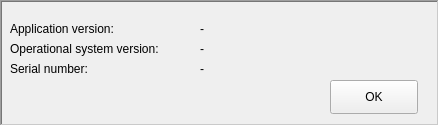
Old version of the form hp_infodialog.ui in the repository Indy970/QtHPConnect.
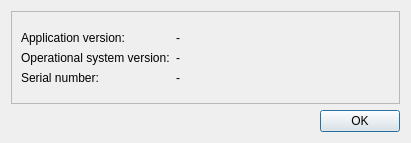
New version of the form. Icons and pictures are not drawn.

```diff
--- a/hp_infodialog.ui
+++ b/hp_infodialog.ui
@@ -1,132 +1,93 @@
 <?xml version="1.0" encoding="UTF-8"?>
 <ui version="4.0">
  <class>hp_infoDialog</class>
- <widget class="QFrame" name="hp_infoDialog">
-  <property name="windowModality">
-   <enum>Qt::WindowModal</enum>
-  </property>
+ <widget class="QDialog" name="hp_infoDialog">
   <property name="geometry">
    <rect>
     <x>0</x>
     <y>0</y>
-    <width>439</width>
-    <height>126</height>
+    <width>411</width>
+    <height>143</height>
    </rect>
   </property>
-  <property name="sizePolicy">
-   <sizepolicy hsizetype="Ignored" vsizetype="Ignored">
-    <horstretch>0</horstretch>
-    <verstretch>0</verstretch>
-   </sizepolicy>
-  </property>
   <property name="windowTitle">
    <string>HP Prime Data</string>
   </property>
-  <property name="windowIcon">
-   <iconset resource="qthpconnect.qrc">
-    <normaloff>:/icons/about_32x32.png</normaloff>:/icons/about_32x32.png</iconset>
-  </property>
+  <layout class="QVBoxLayout" name="verticalLayout">
+   <item>
+    <widget class="QFrame" name="frame">
   <property name="frameShape">
-   <enum>QFrame::WinPanel</enum>
+      <enum>QFrame::StyledPanel</enum>
   </property>
   <property name="frameShadow">
-   <enum>QFrame::Sunken</enum>
-  </property>
-  <widget class="QLabel" name="labelser">
-   <property name="geometry">
-    <rect>
-     <x>10</x>
-     <y>60</y>
-     <width>121</width>
-     <height>18</height>
-    </rect>
-   </property>
-   <property name="text">
-    <string>Serial number:</string>
-   </property>
-  </widget>
-  <widget class="QLabel" name="serialnum">
-   <property name="geometry">
-    <rect>
-     <x>200</x>
-     <y>60</y>
-     <width>191</width>
-     <height>18</height>
-    </rect>
-   </property>
-   <property name="text">
-    <string>-</string>
-   </property>
-  </widget>
-  <widget class="QLabel" name="labelopp">
-   <property name="geometry">
-    <rect>
-     <x>10</x>
-     <y>40</y>
-     <width>171</width>
-     <height>18</height>
-    </rect>
-   </property>
-   <property name="text">
-    <string>Operational system version:</string>
-   </property>
-  </widget>
+      <enum>QFrame::Raised</enum>
+     </property>
+     <layout class="QHBoxLayout" name="horizontalLayout">
+      <item>
+       <layout class="QFormLayout" name="formLayout">
+        <property name="formAlignment">
+         <set>Qt::AlignLeading|Qt::AlignLeft|Qt::AlignVCenter</set>
+        </property>
+        <item row="0" column="0">
   <widget class="QLabel" name="labelapp">
-   <property name="geometry">
-    <rect>
-     <x>10</x>
-     <y>20</y>
-     <width>121</width>
-     <height>18</height>
-    </rect>
-   </property>
    <property name="text">
     <string>Application version:</string>
    </property>
   </widget>
+        </item>
+        <item row="0" column="1">
   <widget class="QLabel" name="appver">
-   <property name="geometry">
-    <rect>
-     <x>200</x>
-     <y>20</y>
-     <width>191</width>
-     <height>18</height>
-    </rect>
-   </property>
    <property name="text">
     <string>-</string>
    </property>
   </widget>
+        </item>
+        <item row="1" column="0">
+         <widget class="QLabel" name="labelopp">
+          <property name="text">
+           <string>Operational system version:</string>
+          </property>
+         </widget>
+        </item>
+        <item row="1" column="1">
   <widget class="QLabel" name="oppver">
-   <property name="geometry">
-    <rect>
-     <x>200</x>
-     <y>40</y>
-     <width>191</width>
-     <height>18</height>
-    </rect>
-   </property>
    <property name="text">
     <string>-</string>
    </property>
   </widget>
-  <widget class="QPushButton" name="pushButton">
-   <property name="geometry">
-    <rect>
-     <x>330</x>
-     <y>80</y>
-     <width>88</width>
-     <height>34</height>
-    </rect>
-   </property>
+        </item>
+        <item row="2" column="0">
+         <widget class="QLabel" name="labelser">
+          <property name="text">
+           <string>Serial number:</string>
+          </property>
+         </widget>
+        </item>
+        <item row="2" column="1">
+         <widget class="QLabel" name="serialnum">
    <property name="text">
-    <string>OK</string>
-   </property>
-  </widget>
- </widget>
- <resources>
-  <include location="qthpconnect.qrc"/>
- </resources>
+           <string>-</string>
+          </property>
+         </widget>
+        </item>
+       </layout>
+      </item>
+     </layout>
+    </widget>
+   </item>
+   <item>
+    <widget class="QDialogButtonBox" name="buttonBox">
+     <property name="orientation">
+      <enum>Qt::Horizontal</enum>
+     </property>
+     <property name="standardButtons">
+      <set>QDialogButtonBox::Ok</set>
+     </property>
+    </widget>
+   </item>
+  </layout>
+ </widget>
+ <resources/>
  <connections>
   <connection>
    <sender>pushButton</sender>
```
Left out of the diff: 32 changed lines with no effect on the pictures. Lines whose indentation alone changed are shown as unchanged.
